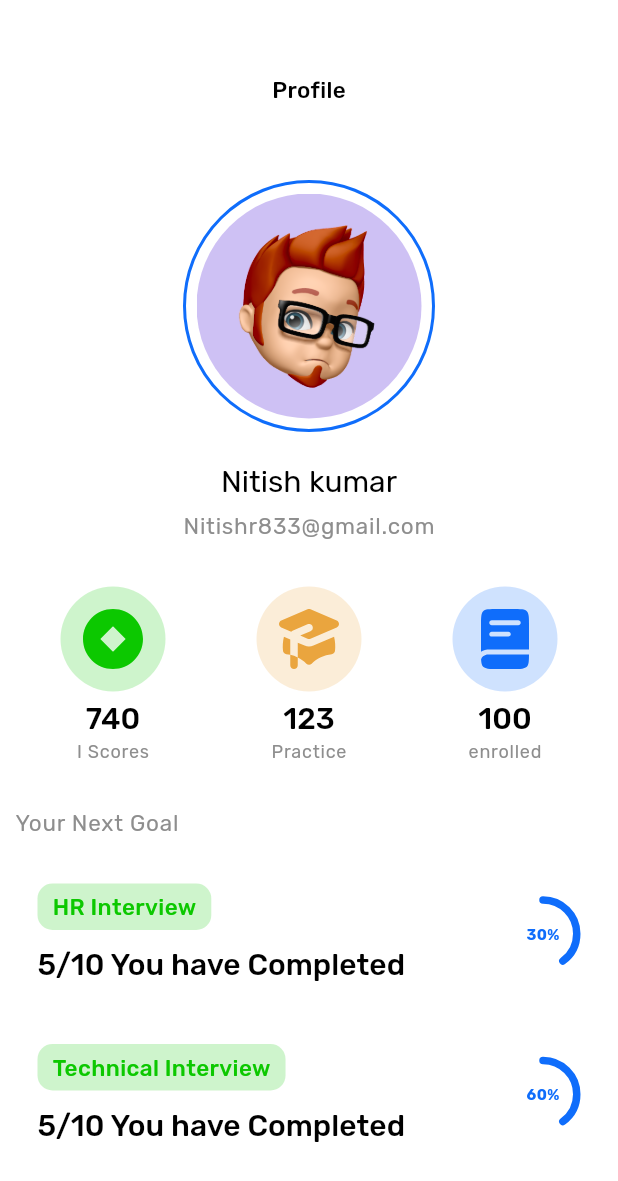
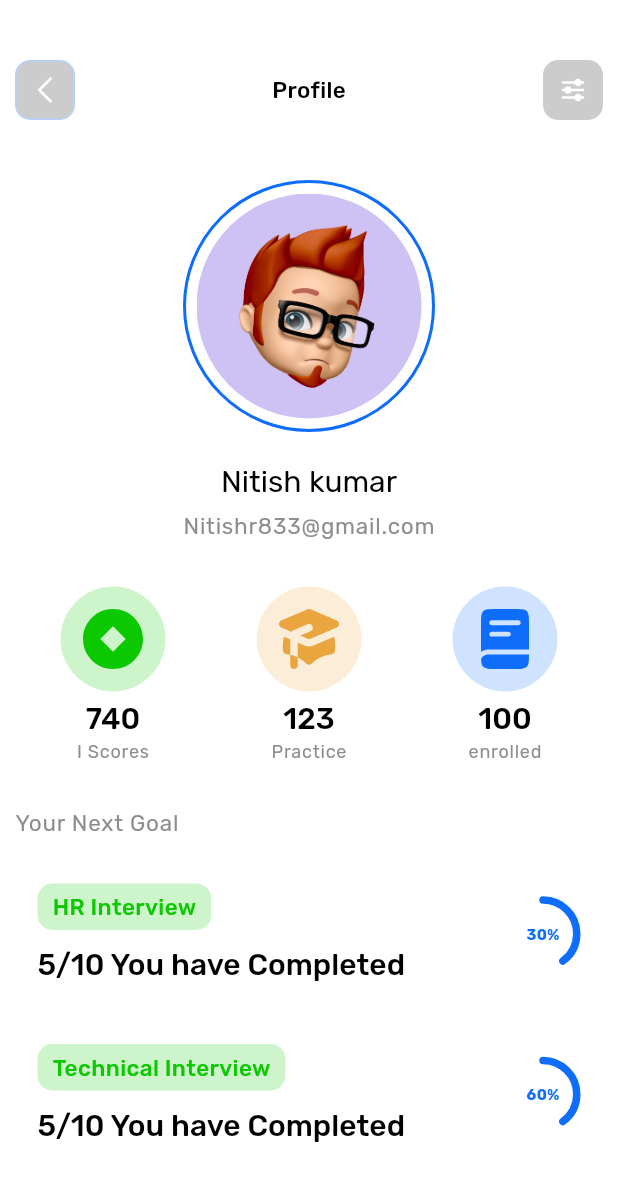
Before and after one commit to MrNitishroy/InterviewPrep, a Flutter app: the ProfilePage screen opened by its route, on a phone screen of 412 x 824 dp. Shown: the top 1181 px of the screen. Run offline on Flutter 3.47's test engine with Material 2 defaults, Android fonts, the phone set to English and light mode, and no system bars; drawn by our look-alikes of percent_indicator; our stand-ins replace animated_text_kit, avatar_glow, camera, carousel_slider, confetti, firebase_auth and 13 more; accounts and stored records are empty.

Commit message:
all thing done

```diff
--- a/lib/Components/BackButton.dart
+++ b/lib/Components/BackButton.dart
@@ -17,7 +17,7 @@ class MyBackButton extends StatelessWidget {
         height: 40,
         padding: EdgeInsets.all(10),
         decoration: BoxDecoration(
-          color: Theme.of(context).colorScheme.primaryContainer,
+          color: Theme.of(context).colorScheme.onBackground.withOpacity(0.2),
           border: Border.all(
             color: Theme.of(context).colorScheme.outline,
           ),
--- a/lib/Components/Buttons/PrimaryButton.dart
+++ b/lib/Components/Buttons/PrimaryButton.dart
@@ -1,3 +1,4 @@
+import 'package:chatgpt/Config/Colors.dart';
 import 'package:flutter/cupertino.dart';
 import 'package:flutter/material.dart';
 
@@ -19,7 +20,10 @@ class PrimaryButton extends StatelessWidget {
         ),
         child: Text(
           btnName,
-          style: Theme.of(context).textTheme.bodyMedium,
+          style: Theme.of(context)
+              .textTheme
+              .bodyMedium
+              ?.copyWith(color: whiteColor),
         ),
       ),
     );
--- a/lib/Pages/InterviewPage/InterviewPage2.dart
+++ b/lib/Pages/InterviewPage/InterviewPage2.dart
@@ -1,6 +1,7 @@
 import 'package:animated_text_kit/animated_text_kit.dart';
 import 'package:avatar_glow/avatar_glow.dart';
 import 'package:camera/camera.dart';
+import 'package:chatgpt/Config/Colors.dart';
 import 'package:chatgpt/Controller/CameraController.dart';
 import 'package:chatgpt/Controller/Interview/InterviewController2.dart';
 import 'package:chatgpt/Controller/InterviewController.dart';
@@ -164,6 +165,7 @@ class InterviewPage2 extends StatelessWidget {
                                   icon: Icon(
                                     Icons.stop,
                                     size: 30,
+                                    color: whiteColor,
                                   ),
                                 ),
                               ),
@@ -194,6 +196,7 @@ class InterviewPage2 extends StatelessWidget {
                                   icon: Icon(
                                     Icons.mic,
                                     size: 30,
+                                    color: whiteColor,
                                   ),
                                 ),
                               ),
--- a/lib/Pages/Profile/ProfilePage.dart
+++ b/lib/Pages/Profile/ProfilePage.dart
@@ -1,3 +1,4 @@
+import 'package:chatgpt/Components/BackButton.dart';
 import 'package:chatgpt/Components/Home/PercentageIndicator.dart';
 import 'package:chatgpt/Config/Colors.dart';
 import 'package:chatgpt/Pages/Profile/HeatMap.dart';
@@ -22,25 +23,7 @@ class ProfilePage extends StatelessWidget {
               Row(
                 mainAxisAlignment: MainAxisAlignment.spaceBetween,
                 children: [
-                  InkWell(
-                    onTap: () {
-                      Get.back();
-                    },
-                    child: Container(
-                      width: 40,
-                      height: 40,
-                      padding: const EdgeInsets.all(10),
-                      decoration: BoxDecoration(
-                        color: Theme.of(context).colorScheme.primaryContainer,
-                        borderRadius: BorderRadius.circular(10),
-                      ),
-                      child: SvgPicture.asset(
-                        "Assets/Icons/arrow.svg",
-                        width: 30,
-                        height: 30,
-                      ),
-                    ),
-                  ),
+                  MyBackButton(),
                   Text(
                     "Profile",
                     style: Theme.of(context).textTheme.bodyMedium,
@@ -52,7 +35,10 @@ class ProfilePage extends StatelessWidget {
                       height: 40,
                       padding: const EdgeInsets.all(10),
                       decoration: BoxDecoration(
-                        color: Theme.of(context).colorScheme.primaryContainer,
+                        color: Theme.of(context)
+                            .colorScheme
+                            .onBackground
+                            .withOpacity(0.2),
                         borderRadius: BorderRadius.circular(10),
                       ),
                       child: SvgPicture.asset(
```
Also changed, not shown: lib/Pages/InterviewPage/InterivewTips.dart (+5 -3 lines).
